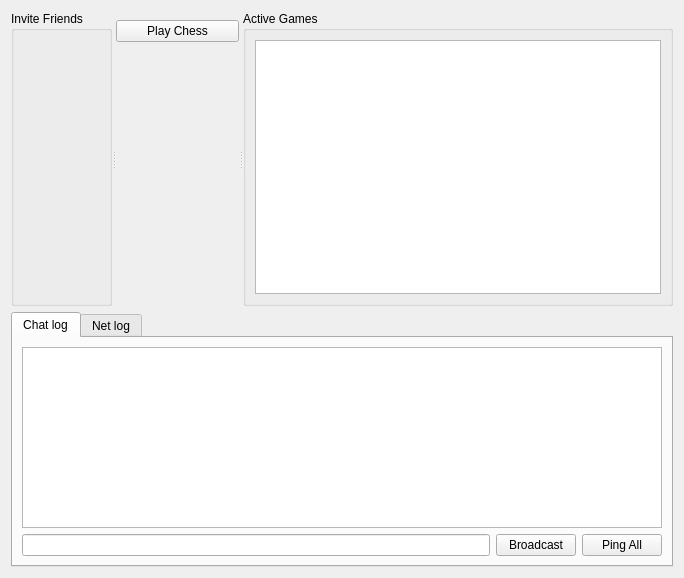
This is gui/NEMainpage.ui in chozabu/RetroChess as Qt 5 draws it before an edit. The edited form follows.
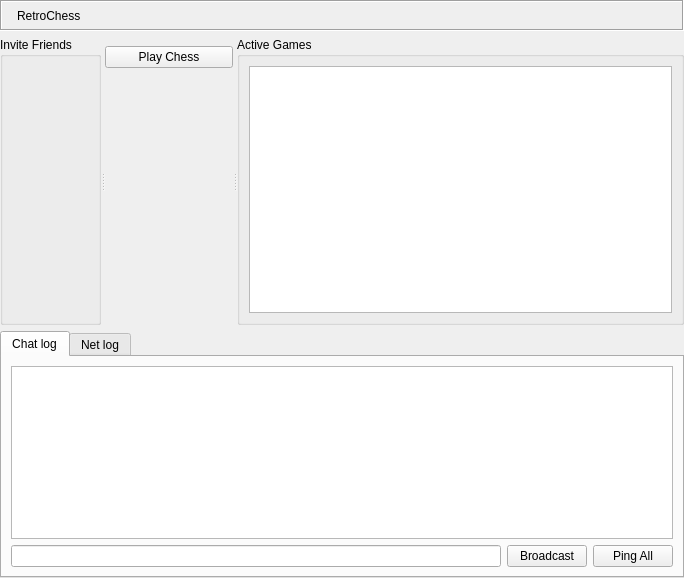
This is the edited form. Icons and pictures are not drawn. Custom widgets are drawn as their Qt base class.

Commit message: patch from defnax: add header bar and icon32

What changed in the file:
```diff
--- a/gui/NEMainpage.ui
+++ b/gui/NEMainpage.ui
@@ -14,7 +14,10 @@
    <string>Form</string>
   </property>
   <layout class="QGridLayout" name="gridLayout_6">
-   <item row="0" column="0">
+   <property name="margin">
+    <number>0</number>
+   </property>
+   <item row="1" column="0">
     <widget class="QSplitter" name="splitter">
      <property name="orientation">
       <enum>Qt::Horizontal</enum>
@@ -68,7 +71,7 @@
      </widget>
     </widget>
    </item>
-   <item row="1" column="0">
+   <item row="2" column="0">
     <widget class="QTabWidget" name="tabWidget">
      <property name="currentIndex">
       <number>0</number>
@@ -116,9 +119,82 @@
      </widget>
     </widget>
    </item>
+   <item row="0" column="0">
+    <widget class="QFrame" name="titleBarFrame">
+     <property name="sizePolicy">
+      <sizepolicy hsizetype="Preferred" vsizetype="Maximum">
+       <horstretch>0</horstretch>
+       <verstretch>0</verstretch>
+      </sizepolicy>
+     </property>
+     <property name="frameShape">
+      <enum>QFrame::Box</enum>
+     </property>
+     <property name="frameShadow">
+      <enum>QFrame::Sunken</enum>
+     </property>
+     <layout class="QHBoxLayout" name="horizontalLayout_2">
+      <property name="margin">
+       <number>2</number>
+      </property>
+      <item>
+       <widget class="QLabel" name="titleBarPixmap">
+        <property name="text">
+         <string/>
+        </property>
+        <property name="pixmap">
+         <pixmap resource="RetroChess_images.qrc">:/images/chess-icon-32.png</pixmap>
+        </property>
+       </widget>
+      </item>
+      <item>
+       <widget class="StyledLabel" name="titleBarLabel">
+        <property name="text">
+         <string>RetroChess</string>
+        </property>
+       </widget>
+      </item>
+      <item>
+       <spacer>
+        <property name="orientation">
+         <enum>Qt::Horizontal</enum>
+        </property>
+        <property name="sizeHint" stdset="0">
+         <size>
+          <width>123</width>
+          <height>13</height>
+         </size>
+        </property>
+       </spacer>
+      </item>
+      <item>
+       <widget class="QToolButton" name="helpButton">
+        <property name="focusPolicy">
+         <enum>Qt::NoFocus</enum>
+        </property>
+        <property name="icon">
+         <iconset>
+          <normaloff>:/icons/help_64.png</normaloff>:/icons/help_64.png</iconset>
+        </property>
+        <property name="checkable">
+         <bool>true</bool>
+        </property>
+        <property name="autoRaise">
+         <bool>true</bool>
+        </property>
+       </widget>
+      </item>
+     </layout>
+    </widget>
+   </item>
   </layout>
  </widget>
  <customwidgets>
+  <customwidget>
+   <class>StyledLabel</class>
+   <extends>QLabel</extends>
+   <header>gui/common/StyledLabel.h</header>
+  </customwidget>
   <customwidget>
    <class>FriendSelectionWidget</class>
    <extends>QWidget</extends>
```
Left out of the diff: 4 changed lines with no effect on the pictures. The commit also changes 2 other files.
